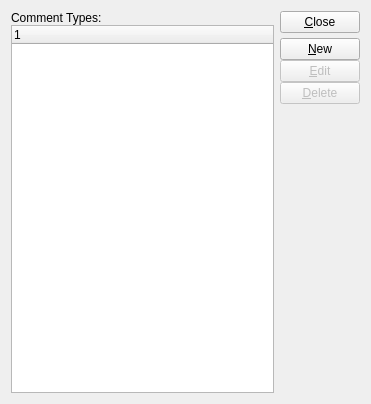
The window that xtuple/trunk/guiclient/commentTypes.ui (WooodHead/xtuple) describes before a commit, drawn with Qt 5.
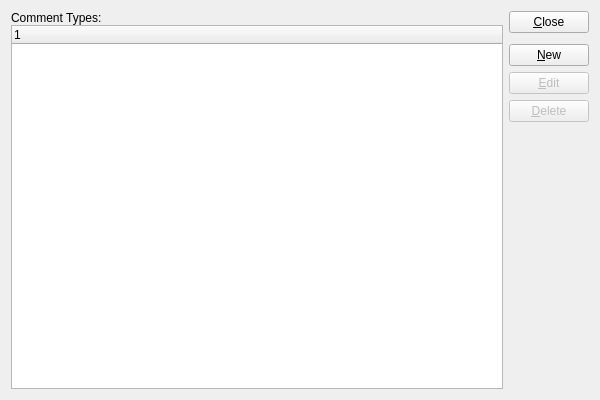
The same window after the commit. Custom widgets are drawn as their Qt base class.

What changed in the file:
```diff
--- a/xtuple/trunk/guiclient/commentTypes.ui
+++ b/xtuple/trunk/guiclient/commentTypes.ui
@@ -13,22 +13,19 @@
    <rect>
     <x>0</x>
     <y>0</y>
-    <width>371</width>
-    <height>404</height>
+    <width>600</width>
+    <height>400</height>
    </rect>
   </property>
   <property name="windowTitle">
    <string>List Comment Types</string>
   </property>
-  <layout class="QHBoxLayout">
-   <item>
+  <layout class="QGridLayout" name="gridLayout">
+   <item row="0" column="0">
     <layout class="QVBoxLayout">
      <property name="spacing">
       <number>0</number>
      </property>
-     <property name="margin">
-      <number>0</number>
-     </property>
      <item>
       <widget class="QLabel" name="_commentTypesLit">
        <property name="text">
@@ -41,22 +38,8 @@
      </item>
     </layout>
    </item>
-   <item>
-    <layout class="QVBoxLayout">
-     <property name="spacing">
-      <number>0</number>
-     </property>
-     <property name="margin">
-      <number>0</number>
-     </property>
-     <item>
-      <layout class="QVBoxLayout">
-       <property name="spacing">
-        <number>5</number>
-       </property>
-       <property name="margin">
-        <number>0</number>
-       </property>
+   <item row="0" column="1">
+    <layout class="QVBoxLayout" name="verticalLayout">
        <item>
         <widget class="QPushButton" name="_close">
          <property name="text">
@@ -65,13 +48,21 @@
         </widget>
        </item>
        <item>
-        <layout class="QVBoxLayout">
-         <property name="spacing">
-          <number>0</number>
-         </property>
-         <property name="margin">
-          <number>0</number>
-         </property>
+      <spacer name="verticalSpacer">
+       <property name="orientation">
+        <enum>Qt::Vertical</enum>
+       </property>
+       <property name="sizeType">
+        <enum>QSizePolicy::Preferred</enum>
+       </property>
+       <property name="sizeHint" stdset="0">
+        <size>
+         <width>20</width>
+         <height>5</height>
+        </size>
+       </property>
+      </spacer>
+     </item>
          <item>
           <widget class="QPushButton" name="_new">
            <property name="text">
@@ -99,10 +90,6 @@
            </property>
           </widget>
          </item>
-        </layout>
-       </item>
-      </layout>
-     </item>
      <item>
       <spacer name="Spacer12">
        <property name="orientation">
```
Left out of the diff: 1 changed line with no effect on the pictures. Lines whose indentation alone changed are shown as unchanged.
